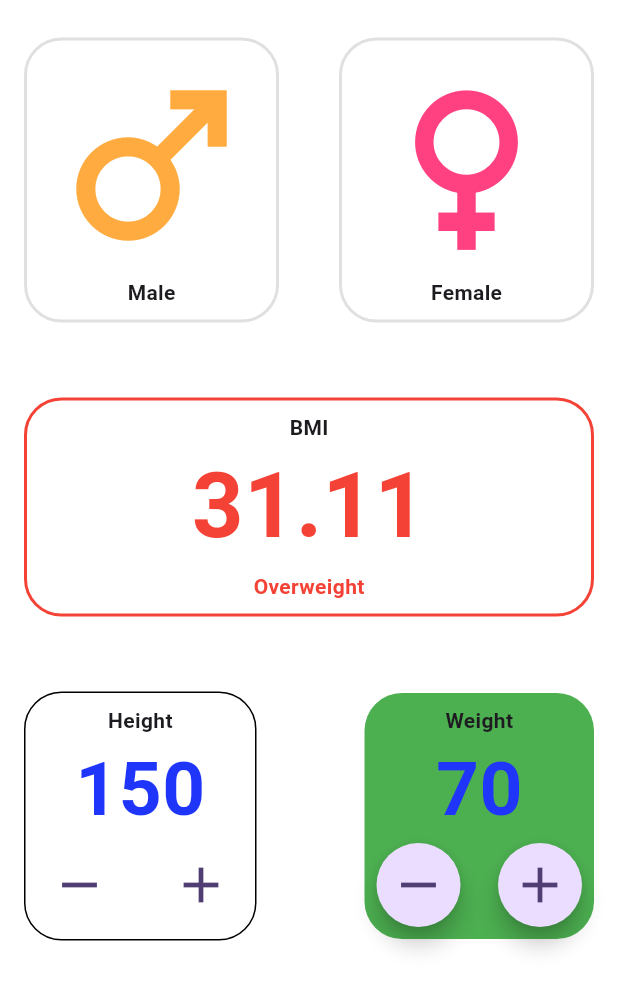
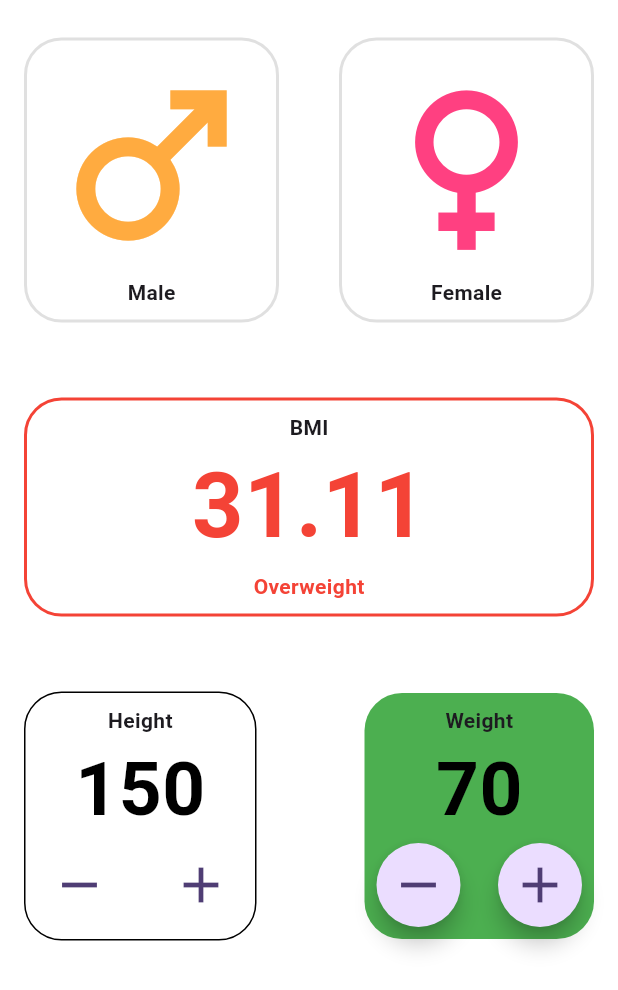
Before and after one commit to malith-kavi/bmicalculator, a Flutter app: the screen it shows after launch, on a phone screen of 412 x 824 dp. Shown: the top 990 px of the screen. Run offline on Flutter 3.47's test engine with Material 3 defaults, Android fonts, the phone set to English and light mode, and no system bars.

Commit message:
Update constants.dart

```diff
--- a/lib/constants.dart
+++ b/lib/constants.dart
@@ -4,7 +4,7 @@ const kTextColor = Color.fromARGB(255, 31, 53, 250);
 const kTextColorR = Color.fromARGB(255, 245, 45, 30);
 
 const kInputLabelColor = TextStyle(
-  color: kTextColor,
+  color: Color.fromARGB(255, 0, 0, 0),
   fontSize: 50,
   fontWeight: FontWeight.bold,
   );
```
